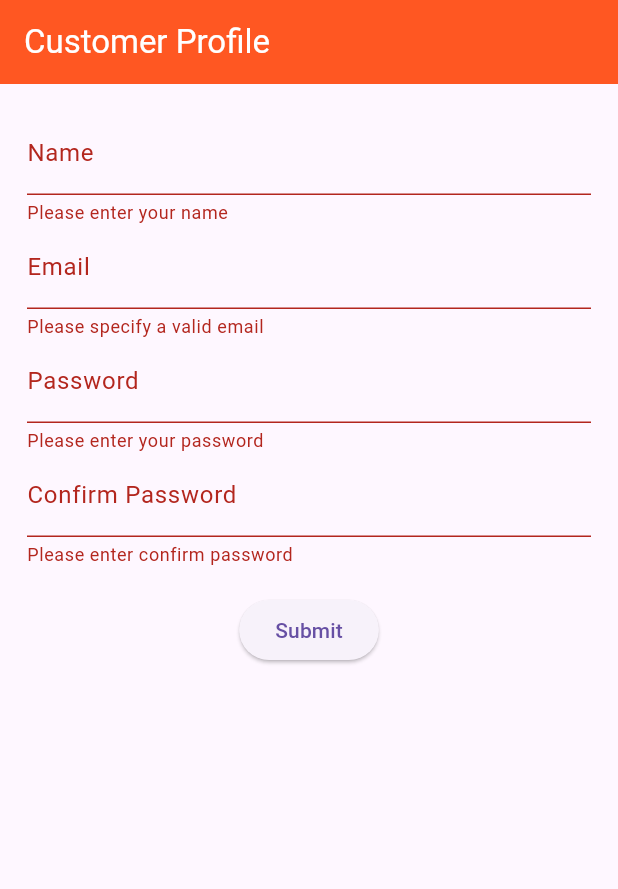
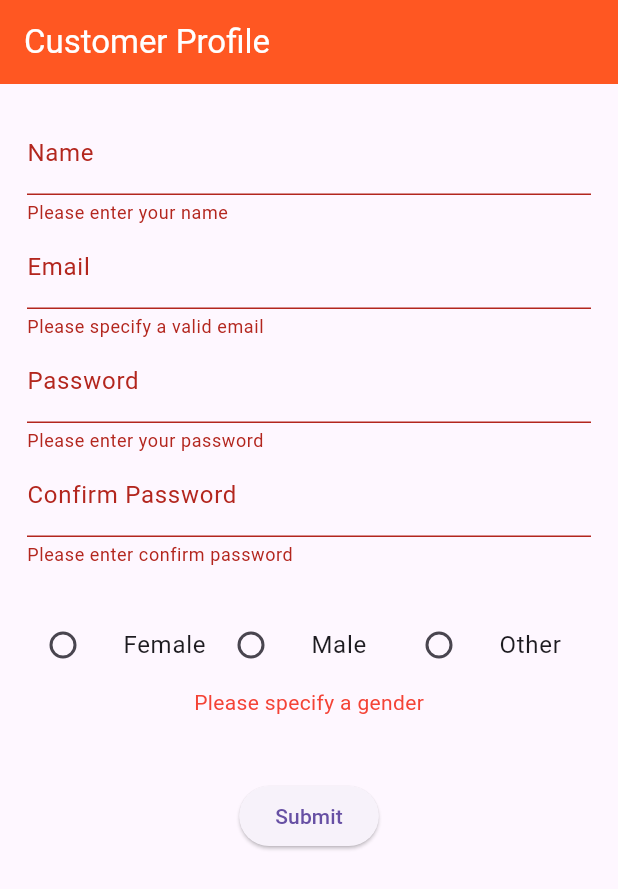
Before and after one commit to Dhannesh/app_form, a Flutter app: the screen it shows after launch, after a tap on "Submit", on a phone screen of 412 x 824 dp. Shown: the top 889 px of the screen. Run offline on Flutter 3.47's test engine with Material 3 defaults, Android fonts, the phone set to English and light mode, and no system bars.

Commit message:
add custom field

```diff
--- a/lib/FormsAndFieldStore.dart
+++ b/lib/FormsAndFieldStore.dart
@@ -1,3 +1,4 @@
+import 'package:app_form/gender_formfield.dart';
 import 'package:flutter/material.dart';
 
 class FormsAndFieldsStore extends StatelessWidget {
@@ -47,18 +48,21 @@ class _CustomProfileFormState extends State<CustomProfileForm> {
 
   @override
   Widget build(BuildContext context) {
-    return Column(
+    return SingleChildScrollView(
+      child: Column(
         children: [
           Container(
             padding: EdgeInsets.all(18.0),
             child: Form(
               key: _customerProfileFormKey,
+              autovalidateMode: AutovalidateMode.onUnfocus,
               child: Column(
                 children: [
                   TextFormField(
                     decoration: InputDecoration(
                         labelText: "Name", hintText: "Enter your name"),
                     keyboardType: TextInputType.text,
+                    autovalidateMode: AutovalidateMode.onUserInteraction,
                     validator: (value){
                       if(value!.isEmpty){
                         return "Please enter your name";
@@ -73,6 +77,7 @@ class _CustomProfileFormState extends State<CustomProfileForm> {
                     decoration: InputDecoration(
                         labelText: "Email", hintText: "Enter your email"),
                     keyboardType: TextInputType.text,
+                    autovalidateMode: AutovalidateMode.always,
                     validator: (String? value) {
                       var regex = RegExp(r"^[a-zA-Z0-9+_.-]+@[a-zA-Z0-9.-]+$");
                       if (!regex.hasMatch(value!)) {
@@ -110,6 +115,7 @@ class _CustomProfileFormState extends State<CustomProfileForm> {
                         labelText: "Confirm Password",
                         hintText: "Enter confirm password"),
                     keyboardType: TextInputType.text,
+                    autovalidateMode: AutovalidateMode.onUnfocus,
                     validator: (value){
                       if(value!.isEmpty){
                         return "Please enter confirm password";
@@ -123,6 +129,18 @@ class _CustomProfileFormState extends State<CustomProfileForm> {
                       debugPrint("password matched: $match");
                     },
                   ),
+                  GenderFormField(
+
+                    validator: (String? value){
+                      if(value == null || value.isEmpty) {
+                        return "Please specify a gender";
+                      }
+                      return null;
+                    },
+                    onSaved: (value){
+                    debugPrint("Gender value saved: $value");
+                  },
+                    autovalidateMode: AutovalidateMode.onUserInteraction,)
                 ],
               ),
             ),
@@ -142,9 +160,13 @@ class _CustomProfileFormState extends State<CustomProfileForm> {
                 debugPrint("Password: $password");
                 // debugPrint("Confirm Password: $confirmPassword");
               }
+              else{
+                debugPrint("Form is not valid");
+              }
             },
               child: const Text("Submit"))
         ],
+      ),
     );
   }
 }
--- /dev/null
+++ b/lib/gender_formfield.dart
@@ -0,0 +1,75 @@
+import 'package:flutter/material.dart';
+
+class GenderFormField extends FormField<String> {
+  GenderFormField({
+    super.key,
+    String initialValue = "",
+    required FormFieldSetter<String> onSaved,
+    required FormFieldValidator<String> validator,
+    AutovalidateMode autovalidateMode = AutovalidateMode.disabled,
+  }) : super(
+            initialValue: initialValue,
+            onSaved: onSaved,
+            validator: validator,
+            autovalidateMode: autovalidateMode,
+            builder: (FormFieldState<String> state) {
+              return Padding(
+                padding: const EdgeInsets.fromLTRB(0, 24, 0, 24),
+                child: Column(
+                  children: [
+                    Row(
+                      children: [
+                        Expanded(
+                            child: ListTile(
+                          contentPadding: const EdgeInsets.all(0),
+                          title: const Text('Female'),
+                          leading: Radio(
+                            value: 'Female',
+                            groupValue: state.value,
+                            onChanged: (value) {
+                              state.didChange(value);
+                            },
+                          ),
+                        )),
+                        Expanded(
+                            child: ListTile(
+                          contentPadding: const EdgeInsets.all(0),
+                          title: const Text('Male'),
+                          leading: Radio(
+                            value: 'Male',
+                            groupValue: state.value,
+                            onChanged: (value) {
+                              state.didChange(value);
+                            },
+                          ),
+                        )),
+                        Expanded(
+                            child: ListTile(
+                          contentPadding: const EdgeInsets.all(0),
+                          title: const Text('Other'),
+                          leading: Radio(
+                            value: 'Other',
+                            groupValue: state.value,
+                            onChanged: (value) {
+                              state.didChange(value);
+                            },
+                          ),
+                        ))
+                      ],
+                    ),
+                    state.hasError
+                        ? Text(state.errorText!,
+                            style: const TextStyle(color: Colors.red))
+                        : Container(),
+                  ],
+                ),
+              );
+            });
+  @override
+  GenderFormFieldState createState() => GenderFormFieldState();
+}
+
+class GenderFormFieldState extends FormFieldState<String> {
+  @override
+  GenderFormField get widget => super.widget as GenderFormField;
+}
```
Lines whose indentation alone changed are shown as unchanged.
